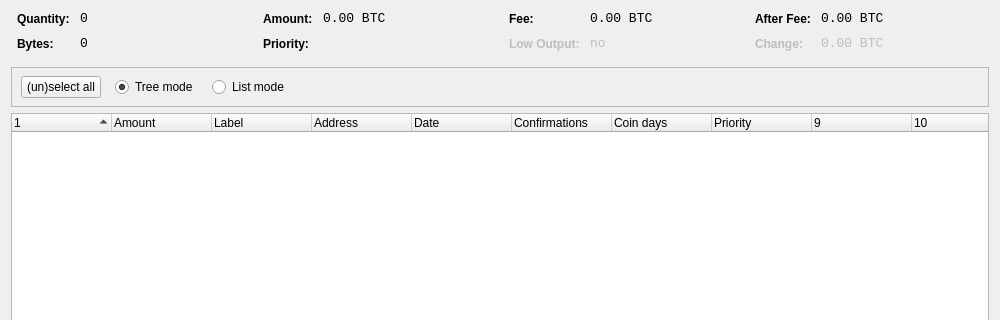
Qt form src/qt/forms/coincontroldialog.ui (gabrielpgava/nubits) before a commit; both pictures show x 0 to 1000 and y 0 to 320 of the 1000 by 500 pixel window.
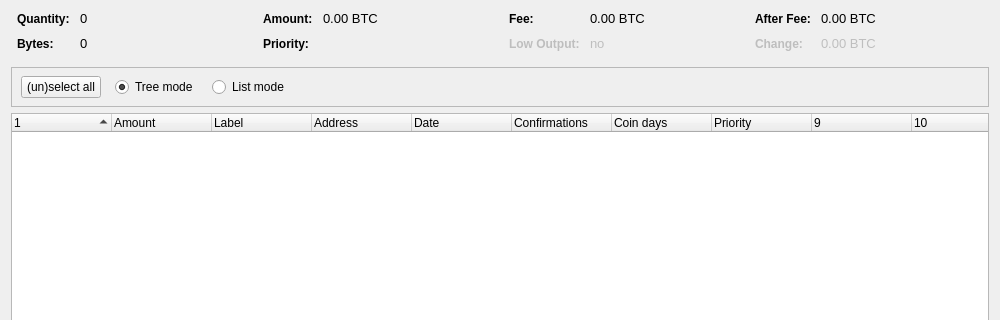
The same form after that commit. Custom widgets are drawn as their Qt base class.

```diff
--- a/src/qt/forms/coincontroldialog.ui
+++ b/src/qt/forms/coincontroldialog.ui
@@ -53,7 +53,7 @@
         <widget class="QLabel" name="labelCoinControlQuantity">
          <property name="font">
           <font>
-           <family>Monospace</family>
+           
            <pointsize>10</pointsize>
           </font>
          </property>
@@ -88,7 +88,7 @@
         <widget class="QLabel" name="labelCoinControlBytes">
          <property name="font">
           <font>
-           <family>Monospace</family>
+           
            <pointsize>10</pointsize>
           </font>
          </property>
@@ -139,7 +139,7 @@
         <widget class="QLabel" name="labelCoinControlAmount">
          <property name="font">
           <font>
-           <family>Monospace</family>
+           
            <pointsize>10</pointsize>
           </font>
          </property>
@@ -225,7 +225,7 @@
         <widget class="QLabel" name="labelCoinControlFee">
          <property name="font">
           <font>
-           <family>Monospace</family>
+           
            <pointsize>10</pointsize>
           </font>
          </property>
@@ -266,7 +266,7 @@
          </property>
          <property name="font">
           <font>
-           <family>Monospace</family>
+           
            <pointsize>10</pointsize>
           </font>
          </property>
@@ -317,7 +317,7 @@
         <widget class="QLabel" name="labelCoinControlAfterFee">
          <property name="font">
           <font>
-           <family>Monospace</family>
+           
            <pointsize>10</pointsize>
           </font>
          </property>
@@ -358,7 +358,7 @@
          </property>
          <property name="font">
           <font>
-           <family>Monospace</family>
+           
            <pointsize>10</pointsize>
           </font>
          </property>
```
Left out of the diff: 2 changed lines with no effect on the pictures.
